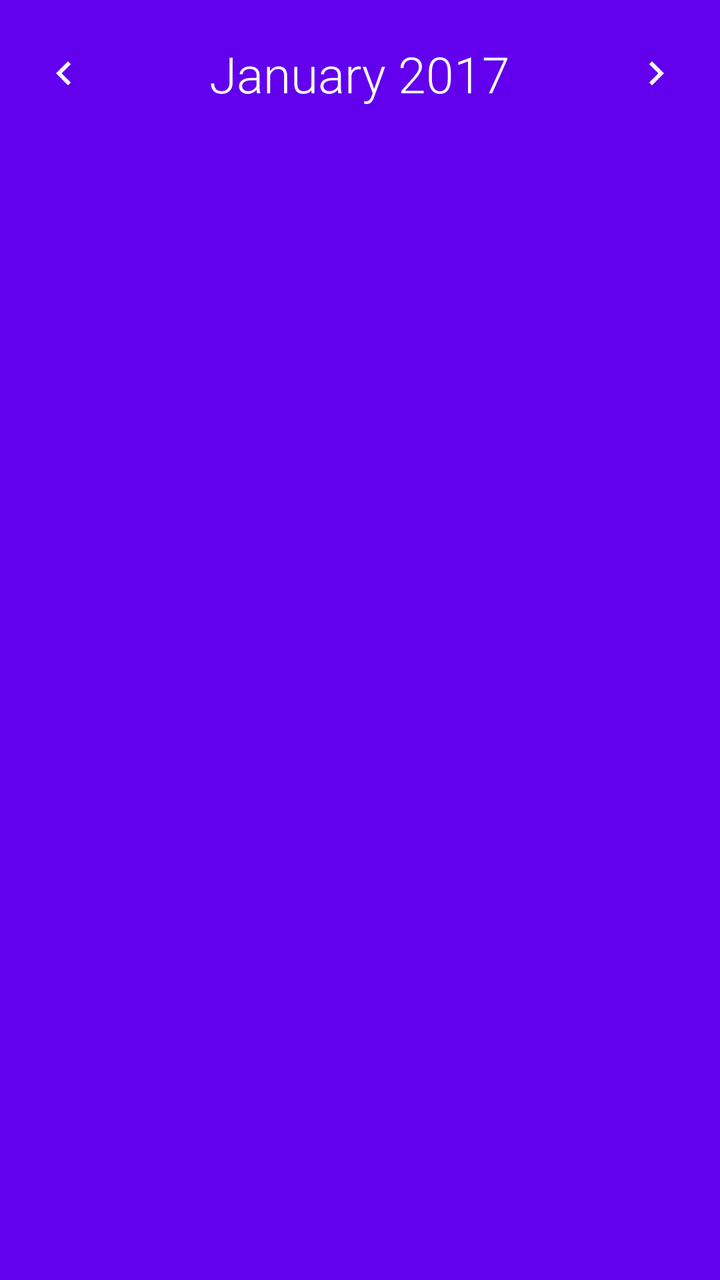
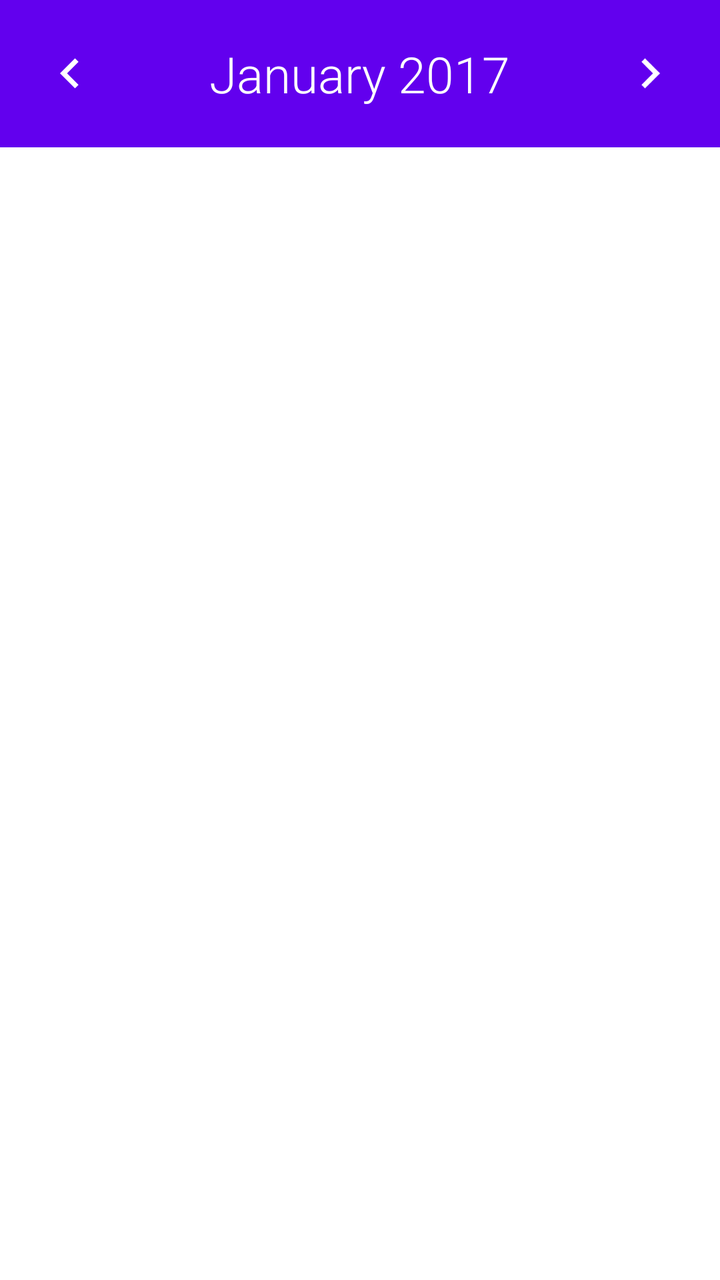

Before-and-after screenshots of an Android layout around one commit, followed by the original layout XML and the change that was made.
<!-- AndroidManifest.xml: application theme AppTheme -->
<!-- res/layout/fragment_charts.xml -->
<?xml version="1.0" encoding="utf-8"?>
<LinearLayout xmlns:android="http://schemas.android.com/apk/res/android"
    xmlns:app="http://schemas.android.com/apk/res-auto"
    android:orientation="vertical"
    android:background="@color/colorPrimary"
    android:clickable="true"
    android:layout_width="match_parent"
    android:layout_height="match_parent">

    <RelativeLayout
        android:id="@+id/view_expense_header"
        android:layout_width="match_parent"
        android:layout_height="wrap_content"
        android:background="@color/colorPrimary"
        android:orientation="horizontal"
        android:padding="20dp">
        <ImageButton
            android:id="@+id/btn_charts_prev_month"
            android:layout_width="wrap_content"
            android:layout_height="wrap_content"
            app:srcCompat="@drawable/ic_chevron_left_white_24dp"
            android:background="@android:color/transparent"
            android:layout_alignParentLeft="true"
            android:layout_centerVertical="true"/>
        <TextView
            android:id="@+id/txt_charts_date"
            android:layout_width="wrap_content"
            android:layout_height="wrap_content"
            android:textSize="25sp"
            android:fontFamily="sans-serif-light"
            android:text="January 2017"
            android:layout_centerInParent="true"
            android:textColor="@color/white"/>
        <ImageButton
            android:id="@+id/btn_charts_next_month"
            android:layout_width="wrap_content"
            android:layout_height="wrap_content"
            android:background="@android:color/transparent"
            app:srcCompat="@drawable/ic_chevron_right_white_24dp"
            android:layout_alignParentRight="true"
            android:layout_centerVertical="true"/>
    </RelativeLayout>

    <FrameLayout
        android:id="@+id/charts_container"
        android:layout_gravity="center"
        android:layout_marginTop="10dp"
        android:layout_marginBottom="10dp"
        android:layout_width="match_parent"
        android:layout_height="match_parent">
    </FrameLayout>
</LinearLayout>
<!-- resources referenced by this layout -->
<resources>
  <!-- drawable ic_chevron_left_white_24dp (drawable) -->
  <vector xmlns:android="http://schemas.android.com/apk/res/android"
          android:width="24dp"
          android:height="24dp"
          android:viewportWidth="24.0"
          android:viewportHeight="24.0">
      <path
          android:fillColor="#ffffff"
          android:pathData="M15.41,7.41L14,6l-6,6 6,6 1.41,-1.41L10.83,12z"/>
  </vector>
  <!-- drawable ic_chevron_right_white_24dp (drawable) -->
  <vector xmlns:android="http://schemas.android.com/apk/res/android"
          android:width="24dp"
          android:height="24dp"
          android:viewportWidth="24.0"
          android:viewportHeight="24.0">
      <path
          android:fillColor="#ffffff"
          android:pathData="M10,6L8.59,7.41 13.17,12l-4.58,4.59L10,18l6,-6z"/>
  </vector>
</resources>

<!-- the commit's change to res/layout/fragment_charts.xml (unified diff, before → after) -->
@@ -2,7 +2,7 @@
 <LinearLayout xmlns:android="http://schemas.android.com/apk/res/android"
     xmlns:app="http://schemas.android.com/apk/res-auto"
     android:orientation="vertical"
-    android:background="@color/colorPrimary"
+    android:background="@color/white"
     android:clickable="true"
     android:layout_width="match_parent"
     android:layout_height="match_parent">
@@ -16,36 +16,39 @@
         android:padding="20dp">
         <ImageButton
             android:id="@+id/btn_charts_prev_month"
-            android:layout_width="wrap_content"
-            android:layout_height="wrap_content"
+            android:layout_width="40dp"
+            android:layout_height="30dp"
+            android:scaleType="fitStart"
             app:srcCompat="@drawable/ic_chevron_left_white_24dp"
             android:background="@android:color/transparent"
             android:layout_alignParentLeft="true"
             android:layout_centerVertical="true"/>
+
+        <ImageButton
+            android:id="@+id/btn_charts_next_month"
+            android:layout_width="40dp"
+            android:layout_height="30dp"
+            android:scaleType="fitEnd"
+            android:background="@android:color/transparent"
+            app:srcCompat="@drawable/ic_chevron_right_white_24dp"
+            android:layout_alignParentRight="true"
+            android:layout_centerVertical="true"/>
+
         <TextView
             android:id="@+id/txt_charts_date"
             android:layout_width="wrap_content"
             android:layout_height="wrap_content"
             android:textSize="25sp"
+            android:clickable="true"
             android:fontFamily="sans-serif-light"
             android:text="January 2017"
-            android:layout_centerInParent="true"
-            android:textColor="@color/white"/>
-        <ImageButton
-            android:id="@+id/btn_charts_next_month"
-            android:layout_width="wrap_content"
-            android:layout_height="wrap_content"
-            android:background="@android:color/transparent"
-            app:srcCompat="@drawable/ic_chevron_right_white_24dp"
-            android:layout_alignParentRight="true"
-            android:layout_centerVertical="true"/>
+            android:textColor="@color/white"
+            android:layout_alignParentTop="true"
+            android:layout_centerHorizontal="true" />
     </RelativeLayout>
 
     <FrameLayout
         android:id="@+id/charts_container"
-        android:layout_gravity="center"
-        android:layout_marginTop="10dp"
-        android:layout_marginBottom="10dp"
         android:layout_width="match_parent"
         android:layout_height="match_parent">
     </FrameLayout>
